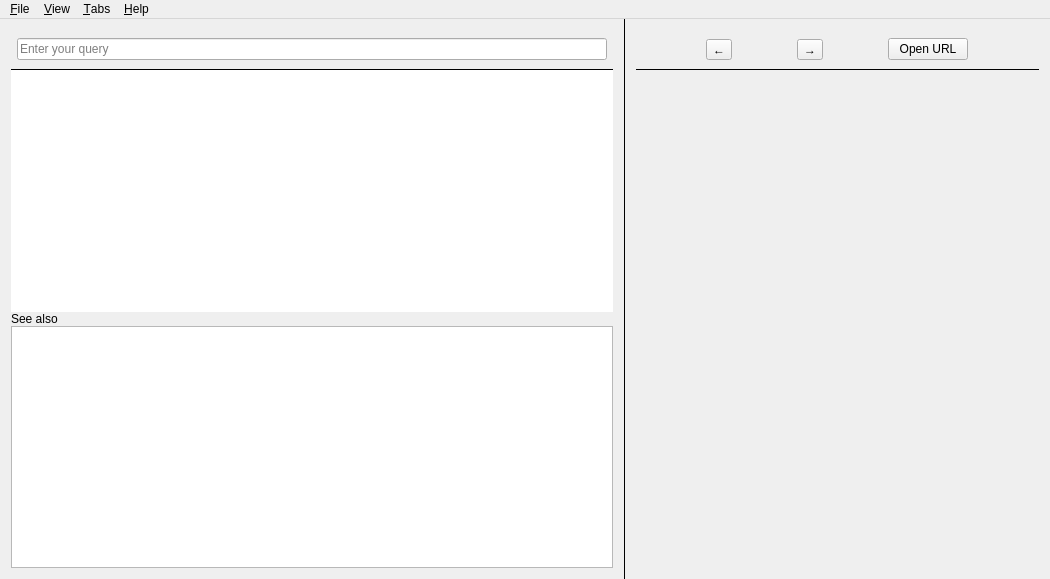
The window that src/ui/forms/mainwindow.ui (zealdocs/zeal) describes before a commit, drawn with Qt 5.
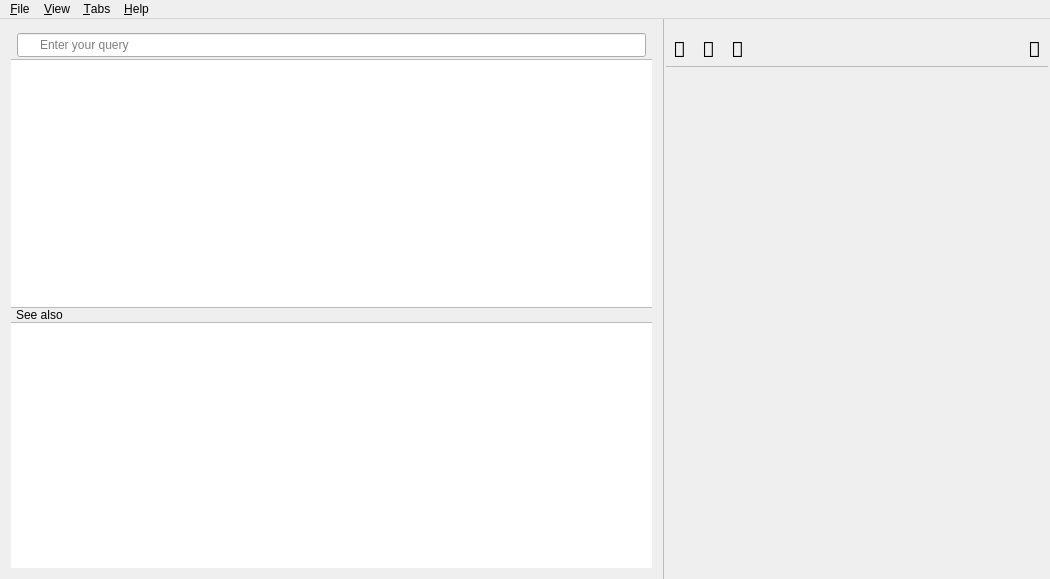
The same window after the commit. Custom widgets are drawn as their Qt base class.

```diff
--- a/src/ui/forms/mainwindow.ui
+++ b/src/ui/forms/mainwindow.ui
@@ -14,18 +14,37 @@
    <string>Zeal</string>
   </property>
   <property name="styleSheet">
-   <string notr="true">
-QSplitter::handle {
-    background: black;
+   <string notr="true">QSplitter::handle {
+    background: #bbb;
+}
+
+QToolButton::menu-indicator {
+   image: none;
 }
 
 QFrame#searchEditFrame, QFrame#tabBarFrame {
     border-top: none;
     border-right: none;
-    border-bottom: 1px solid black;
+    border-bottom: 1px solid #bbb;
     border-left: none;
 }
-</string>
+
+QFrame#tabBarFrame {
+    padding-bottom: -1px;
+}
+
+#seeAlsoLabel, #sections {
+    border-top: 1px solid #bbb;
+    border-right: none;
+    border-bottom: none;
+    border-left: none;
+}
+
+#lineEdit {
+    padding: 0 0 0 20px;
+}
+
+QToolButton { max-width: 25px; }</string>
   </property>
   <widget class="QWidget" name="centralWidget">
    <layout class="QGridLayout" name="gridLayout">
@@ -62,27 +81,36 @@
           <property name="minimumSize">
            <size>
             <width>0</width>
-            <height>40</height>
+            <height>0</height>
            </size>
           </property>
-          <property name="styleSheet">
-           <string notr="true"/>
+          <property name="maximumSize">
+           <size>
+            <width>16777215</width>
+            <height>30</height>
+           </size>
           </property>
-          <layout class="QVBoxLayout" name="searchToolbar">
+          <layout class="QHBoxLayout" name="horizontalLayout_2">
            <property name="leftMargin">
             <number>6</number>
            </property>
            <property name="topMargin">
-            <number>6</number>
+            <number>3</number>
            </property>
            <property name="rightMargin">
             <number>6</number>
            </property>
            <property name="bottomMargin">
-            <number>6</number>
+            <number>3</number>
            </property>
-           <item>
+           <item alignment="Qt::AlignTop">
             <widget class="SearchEdit" name="lineEdit">
+             <property name="minimumSize">
+              <size>
+               <width>0</width>
+               <height>24</height>
+              </size>
+             </property>
              <property name="placeholderText">
               <string>Enter your query</string>
              </property>
@@ -112,6 +140,14 @@
         </item>
         <item>
          <widget class="QLabel" name="seeAlsoLabel">
+          <property name="font">
+           <font>
+            <pointsize>9</pointsize>
+           </font>
+          </property>
+          <property name="styleSheet">
+           <string notr="true">* { padding: 0 2px; }</string>
+          </property>
           <property name="text">
            <string>See also</string>
           </property>
@@ -122,6 +158,9 @@
         </item>
         <item>
          <widget class="QListView" name="sections">
+          <property name="frameShape">
+           <enum>QFrame::NoFrame</enum>
+          </property>
           <property name="horizontalScrollBarPolicy">
            <enum>Qt::ScrollBarAlwaysOff</enum>
           </property>
@@ -134,50 +173,148 @@
         <property name="spacing">
          <number>0</number>
         </property>
+        <property name="leftMargin">
+         <number>2</number>
+        </property>
+        <property name="rightMargin">
+         <number>2</number>
+        </property>
         <item>
          <widget class="QFrame" name="tabBarFrame">
           <property name="minimumSize">
            <size>
             <width>0</width>
-            <height>40</height>
+            <height>30</height>
            </size>
           </property>
           <layout class="QHBoxLayout" name="toolbox">
+           <property name="spacing">
+            <number>2</number>
+           </property>
+           <property name="leftMargin">
+            <number>0</number>
+           </property>
            <property name="topMargin">
             <number>0</number>
            </property>
            <property name="rightMargin">
-            <number>12</number>
+            <number>0</number>
            </property>
            <property name="bottomMargin">
             <number>0</number>
            </property>
            <item>
             <widget class="QToolButton" name="backButton">
+             <property name="font">
+              <font>
+               <family>Ionicons</family>
+               <pointsize>16</pointsize>
+              </font>
+             </property>
+             <property name="toolTip">
+              <string>Back</string>
+             </property>
              <property name="text">
-              <string>←</string>
+              <string></string>
+             </property>
+             <property name="iconSize">
+              <size>
+               <width>20</width>
+               <height>20</height>
+              </size>
+             </property>
+             <property name="autoRaise">
+              <bool>true</bool>
              </property>
             </widget>
            </item>
            <item>
             <widget class="QToolButton" name="forwardButton">
+             <property name="font">
+              <font>
+               <family>Ionicons</family>
+               <pointsize>16</pointsize>
+              </font>
+             </property>
+             <property name="toolTip">
+              <string>Forward</string>
+             </property>
              <property name="text">
-              <string>→</string>
+              <string></string>
+             </property>
+             <property name="iconSize">
+              <size>
+               <width>20</width>
+               <height>20</height>
+              </size>
+             </property>
+             <property name="autoRaise">
+              <bool>true</bool>
              </property>
             </widget>
            </item>
            <item>
             <layout class="QHBoxLayout" name="toolbarLayout">
+             <item alignment="Qt::AlignVCenter">
+              <widget class="QToolButton" name="newTabButton">
+               <property name="font">
+                <font>
+                 <family>Ionicons</family>
+                 <pointsize>16</pointsize>
+                </font>
+               </property>
+               <property name="toolTip">
+                <string>New tab</string>
+               </property>
+               <property name="text">
+                <string></string>
+               </property>
+               <property name="iconSize">
+                <size>
+                 <width>16</width>
+                 <height>16</height>
+                </size>
+               </property>
+               <property name="autoRaise">
+                <bool>true</bool>
+               </property>
+              </widget>
+             </item>
              <item>
-              <widget class="QPushButton" name="openUrlButton">
+              <spacer name="horizontalSpacer">
+               <property name="orientation">
+                <enum>Qt::Horizontal</enum>
+               </property>
+               <property name="sizeHint" stdset="0">
+                <size>
+                 <width>40</width>
+                 <height>20</height>
+                </size>
+               </property>
+              </spacer>
+             </item>
+             <item>
+              <widget class="QToolButton" name="openUrlButton">
                <property name="sizePolicy">
                 <sizepolicy hsizetype="Fixed" vsizetype="Fixed">
                  <horstretch>0</horstretch>
                  <verstretch>0</verstretch>
                 </sizepolicy>
                </property>
+               <property name="font">
+                <font>
+                 <family>Ionicons</family>
+                 <pointsize>16</pointsize>
+                </font>
+               </property>
+               <property name="toolTip">
+                <string>Open page in web browser</string>
+               </property>
                <property name="text">
-                <string>Open URL</string>
+                <string></string>
+               </property>
+               <property name="autoRaise">
+                <bool>true</bool>
                </property>
               </widget>
              </item>
```
Left out of the diff: 2 changed lines with no effect on the pictures.
